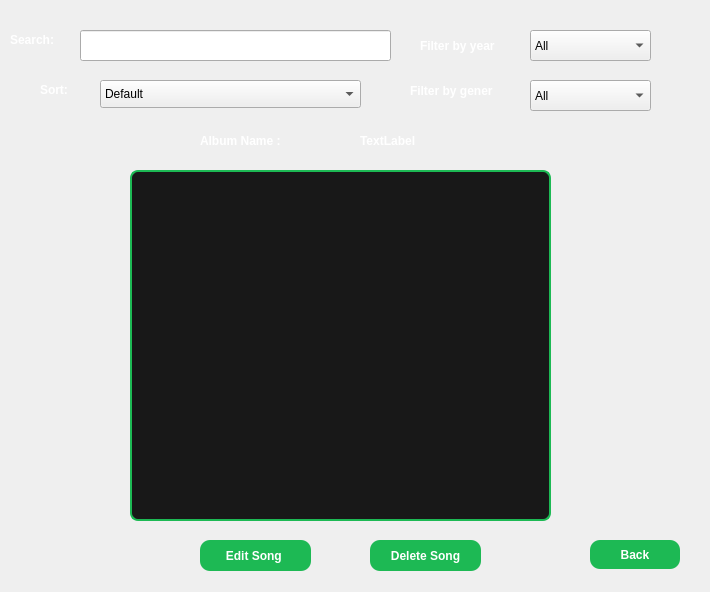
The window that albumwindow.ui (Fatemehasadi86/spotify1) describes before a commit, drawn with Qt 5.
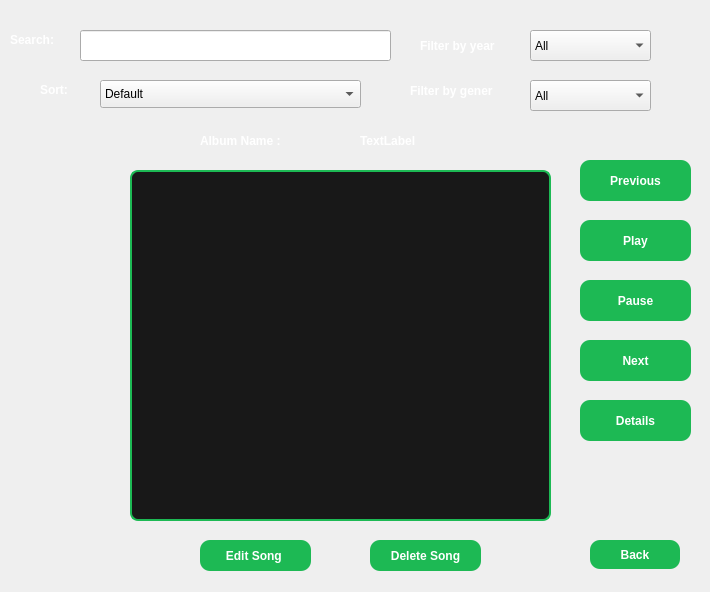
The same window after the commit.

Commit message: Add pause & previous & next for playlist

Patch:
```diff
--- a/albumwindow.ui
+++ b/albumwindow.ui
@@ -319,6 +319,71 @@
     <string>Sort:</string>
    </property>
   </widget>
+  <widget class="QPushButton" name="pushButton_5">
+   <property name="geometry">
+    <rect>
+     <x>580</x>
+     <y>220</y>
+     <width>111</width>
+     <height>41</height>
+    </rect>
+   </property>
+   <property name="text">
+    <string>Play</string>
+   </property>
+  </widget>
+  <widget class="QPushButton" name="pushButton_6">
+   <property name="geometry">
+    <rect>
+     <x>580</x>
+     <y>280</y>
+     <width>111</width>
+     <height>41</height>
+    </rect>
+   </property>
+   <property name="text">
+    <string>Pause</string>
+   </property>
+  </widget>
+  <widget class="QPushButton" name="pushButton_7">
+   <property name="geometry">
+    <rect>
+     <x>580</x>
+     <y>340</y>
+     <width>111</width>
+     <height>41</height>
+    </rect>
+   </property>
+   <property name="text">
+    <string>Next</string>
+   </property>
+  </widget>
+  <widget class="QPushButton" name="pushButton_8">
+   <property name="geometry">
+    <rect>
+     <x>580</x>
+     <y>160</y>
+     <width>111</width>
+     <height>41</height>
+    </rect>
+   </property>
+   <property name="text">
+    <string>Previous</string>
+   </property>
+  </widget>
+  <widget class="QPushButton" name="pushButton_9">
+   <property name="geometry">
+    <rect>
+     <x>580</x>
+     <y>400</y>
+     <width>111</width>
+     <height>41</height>
+    </rect>
+   </property>
+   <property name="text">
+    <string>Details</string>
+   </property>
+  </widget>
  </widget>
  <resources/>
  <connections/>
```
The commit also changes 58 other files.
